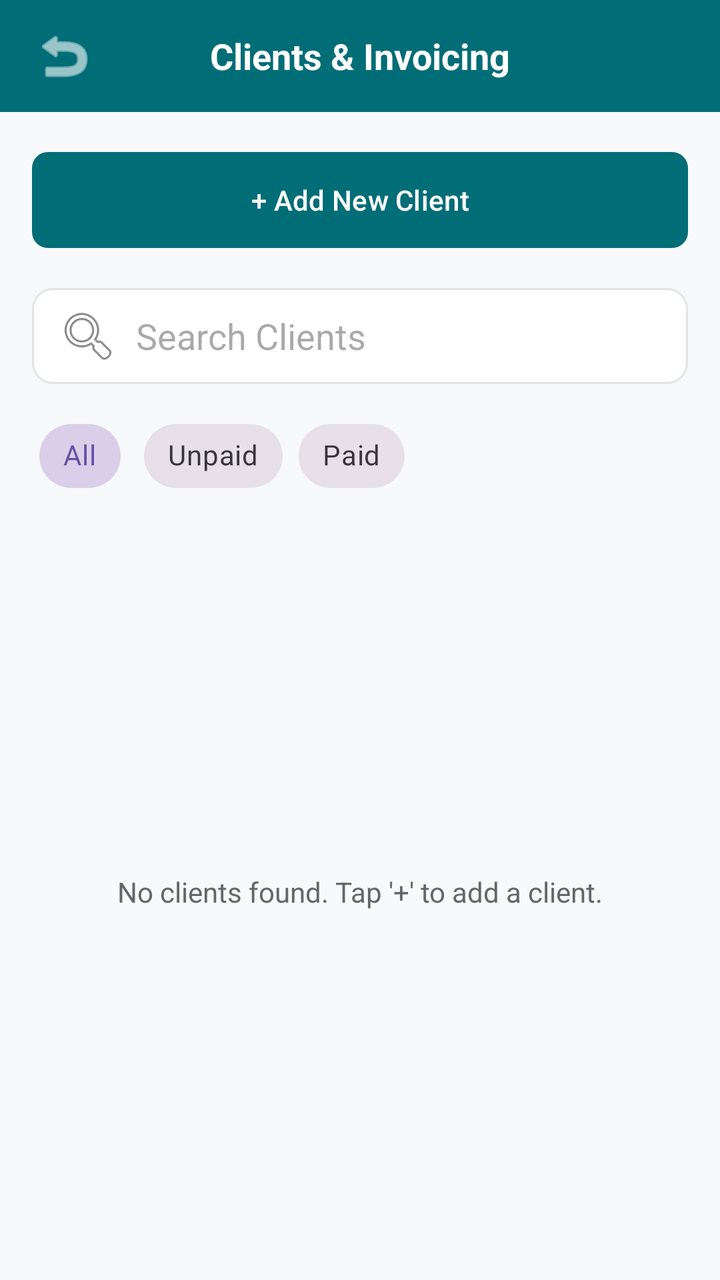
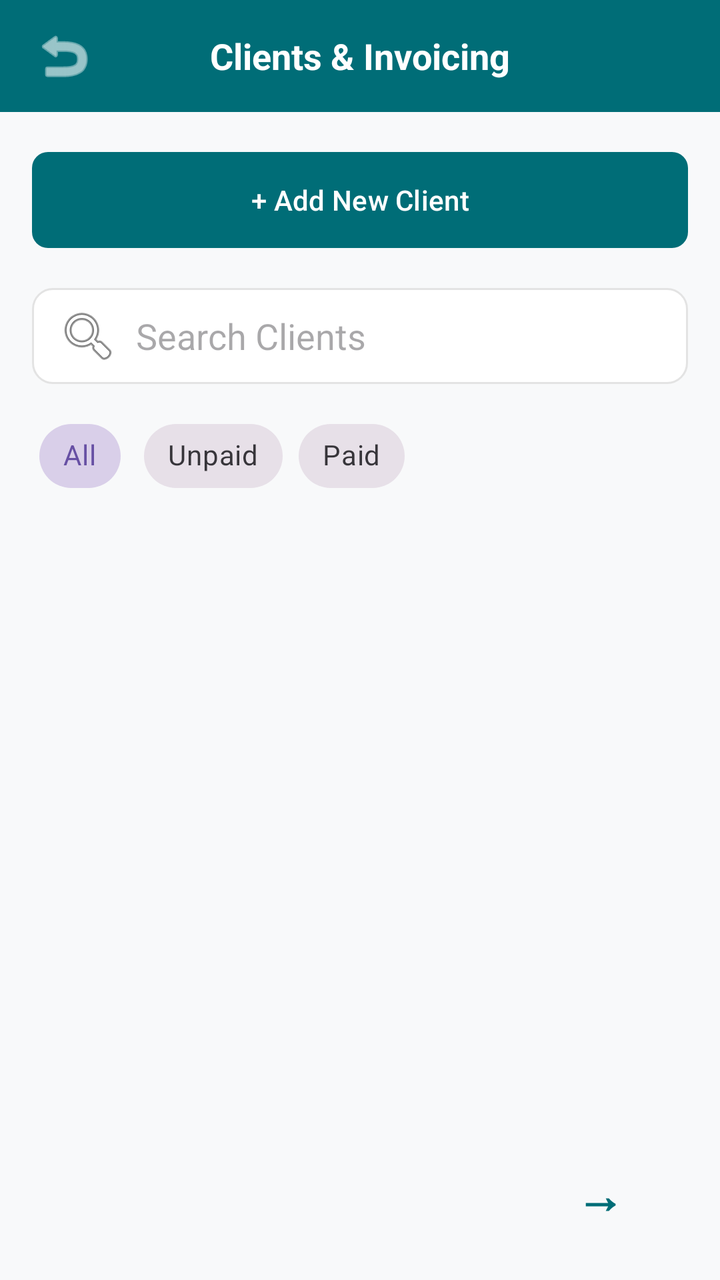

Before-and-after screenshots of an Android layout around one commit, followed by the original layout XML and the change that was made.
<!-- AndroidManifest.xml: application theme Theme.WorkspaceWizards -->
<!-- res/layout/activity_screen11.xml -->
<?xml version="1.0" encoding="utf-8"?>
<LinearLayout xmlns:android="http://schemas.android.com/apk/res/android"
    xmlns:app="http://schemas.android.com/apk/res-auto"
    android:layout_width="match_parent"
    android:layout_height="match_parent"
    android:background="@color/bg_light"
    android:orientation="vertical">

    
    <RelativeLayout
        android:id="@+id/header_bar"
        android:layout_width="match_parent"
        android:layout_height="56dp"
        android:background="@color/teal_primary"
        android:paddingHorizontal="16dp">

        <ImageButton
            android:id="@+id/btnBack"
            android:layout_width="32dp"
            android:layout_height="32dp"
            android:layout_alignParentStart="true"
            android:layout_centerVertical="true"
            android:background="?attr/selectableItemBackgroundBorderless"
            android:contentDescription="Back"
            android:src="@android:drawable/ic_menu_revert"
            app:tint="@android:color/white" />

        <TextView
            android:layout_width="wrap_content"
            android:layout_height="wrap_content"
            android:layout_centerInParent="true"
            android:text="Clients &amp; Invoicing"
            android:textColor="@android:color/white"
            android:textSize="18sp"
            android:textStyle="bold" />
    </RelativeLayout>

    <LinearLayout
        android:layout_width="match_parent"
        android:layout_height="match_parent"
        android:orientation="vertical"
        android:padding="16dp">

        <com.google.android.material.button.MaterialButton
            android:id="@+id/btnAddClient"
            android:layout_width="match_parent"
            android:layout_height="56dp"
            android:text="+ Add New Client"
            android:textAllCaps="false"
            android:textColor="@android:color/white"
            app:backgroundTint="@color/teal_primary"
            app:cornerRadius="8dp" />

        <EditText
            android:id="@+id/etSearchClients"
            android:layout_width="match_parent"
            android:layout_height="48dp"
            android:layout_marginTop="16dp"
            android:background="@drawable/input_box_bg"
            android:drawableStart="@android:drawable/ic_menu_search"
            android:drawablePadding="8dp"
            android:hint="Search Clients"
            android:inputType="text"
            android:paddingHorizontal="12dp" />

        <com.google.android.material.chip.ChipGroup
            android:id="@+id/cgFilters"
            android:layout_width="match_parent"
            android:layout_height="wrap_content"
            android:layout_marginTop="12dp"
            app:singleSelection="true">

            <com.google.android.material.chip.Chip
                android:id="@+id/chipAll"
                style="@style/Widget.MaterialComponents.Chip.Choice"
                android:layout_width="wrap_content"
                android:layout_height="wrap_content"
                android:text="All"
                android:checked="true" />

            <com.google.android.material.chip.Chip
                android:id="@+id/chipUnpaid"
                style="@style/Widget.MaterialComponents.Chip.Choice"
                android:layout_width="wrap_content"
                android:layout_height="wrap_content"
                android:text="Unpaid" />

            <com.google.android.material.chip.Chip
                android:id="@+id/chipPaid"
                style="@style/Widget.MaterialComponents.Chip.Choice"
                android:layout_width="wrap_content"
                android:layout_height="wrap_content"
                android:text="Paid" />
        </com.google.android.material.chip.ChipGroup>

        <FrameLayout
            android:layout_width="match_parent"
            android:layout_height="match_parent"
            android:layout_marginTop="16dp">

            <androidx.recyclerview.widget.RecyclerView
                android:id="@+id/rvClientsList"
                android:layout_width="match_parent"
                android:layout_height="match_parent" />

            <TextView
                android:id="@+id/tvEmptyClientsState"
                android:layout_width="match_parent"
                android:layout_height="match_parent"
                android:gravity="center"
                android:text="No clients found. Tap '+' to add a client."
                android:textColor="@color/text_secondary"
                android:textSize="14sp" />
        </FrameLayout>

        
        <com.google.android.material.button.MaterialButton
            android:id="@+id/btnNextPreview"
            style="@style/Widget.MaterialComponents.Button.TextButton"
            android:layout_width="wrap_content"
            android:layout_height="wrap_content"
            android:layout_gravity="end"
            android:layout_marginTop="32dp"
            android:text="→"
            android:textColor="@color/teal_primary"
            android:textSize="24sp"
            android:textStyle="bold" />

    </LinearLayout>

</LinearLayout>
<!-- resources referenced by this layout -->
<resources>
  <color name="bg_light">#F8F9FA</color>
  <color name="teal_primary">#006D77</color>
  <color name="text_secondary">#666666</color>
  <!-- drawable input_box_bg (drawable) -->
  <?xml version="1.0" encoding="utf-8"?>
  <shape xmlns:android="http://schemas.android.com/apk/res/android" android:shape="rectangle">
      <solid android:color="@android:color/white" />
      <corners android:radius="10dp" />
      <stroke android:width="1dp" android:color="@color/light_grey" />
  </shape>
  <style name="Theme.WorkspaceWizards" parent="Base.Theme.WorkspaceWizards" />
  <color name="light_grey">#E3E3E3</color>
  <style name="Base.Theme.WorkspaceWizards" parent="Theme.Material3.DayNight.NoActionBar">
          
          
      </style>
</resources>

<!-- the commit's change to res/layout/activity_screen11.xml (unified diff, before → after) -->
@@ -75,8 +75,8 @@
                 style="@style/Widget.MaterialComponents.Chip.Choice"
                 android:layout_width="wrap_content"
                 android:layout_height="wrap_content"
-                android:text="All"
-                android:checked="true" />
+                android:checked="true"
+                android:text="All" />
 
             <com.google.android.material.chip.Chip
                 android:id="@+id/chipUnpaid"
@@ -95,7 +95,8 @@
 
         <FrameLayout
             android:layout_width="match_parent"
-            android:layout_height="match_parent"
+            android:layout_height="0dp"
+            android:layout_weight="1"
             android:layout_marginTop="16dp">
 
             <androidx.recyclerview.widget.RecyclerView
@@ -103,14 +104,42 @@
                 android:layout_width="match_parent"
                 android:layout_height="match_parent" />
 
-            <TextView
-                android:id="@+id/tvEmptyClientsState"
+            
+            <LinearLayout
+                android:id="@+id/layoutEmptyState"
                 android:layout_width="match_parent"
                 android:layout_height="match_parent"
                 android:gravity="center"
-                android:text="No clients found. Tap '+' to add a client."
-                android:textColor="@color/text_secondary"
-                android:textSize="14sp" />
+                android:orientation="vertical"
+                android:padding="32dp"
+                android:visibility="gone">
+
+                <ImageView
+                    android:layout_width="64dp"
+                    android:layout_height="64dp"
+                    android:contentDescription="@null"
+                    android:src="@drawable/ic_business"
+                    app:tint="@color/grey_text" />
+
+                <TextView
+                    android:layout_width="wrap_content"
+                    android:layout_height="wrap_content"
+                    android:layout_marginTop="16dp"
+                    android:gravity="center"
+                    android:text="No clients found"
+                    android:textColor="@color/text_primary"
+                    android:textSize="16sp"
+                    android:textStyle="bold" />
+
+                <TextView
+                    android:layout_width="wrap_content"
+                    android:layout_height="wrap_content"
+                    android:layout_marginTop="4dp"
+                    android:gravity="center"
+                    android:text="Tap '+ Add New Client' to create one."
+                    android:textColor="@color/text_secondary"
+                    android:textSize="14sp" />
+            </LinearLayout>
         </FrameLayout>
 
         
@@ -120,7 +149,7 @@
             android:layout_width="wrap_content"
             android:layout_height="wrap_content"
             android:layout_gravity="end"
-            android:layout_marginTop="32dp"
+            android:layout_marginTop="16dp"
             android:text="→"
             android:textColor="@color/teal_primary"
             android:textSize="24sp"
<!-- resource entries referenced after the edit -->
@@ -1,8 +1,20 @@
 <!-- resources referenced by this layout -->
 <resources>
   <color name="bg_light">#F8F9FA</color>
+  <color name="grey_text">#999999</color>
   <color name="teal_primary">#006D77</color>
+  <color name="text_primary">#1A1A1A</color>
   <color name="text_secondary">#666666</color>
+  <!-- drawable ic_business (drawable) -->
+  <vector xmlns:android="http://schemas.android.com/apk/res/android"
+      android:width="24dp"
+      android:height="24dp"
+      android:viewportWidth="24"
+      android:viewportHeight="24">
+      <path
+          android:fillColor="#FF000000"
+          android:pathData="M12,7V3H2v18h20V7H12zM6,19H4v-2h2V19zM6,15H4v-2h2V15zM6,11H4V9h2V11zM6,7H4V5h2V7zM10,19H8v-2h2V19zM10,15H8v-2h2V15zM10,11H8V9h2V11zM10,7H8V5h2V7zM20,19h-8v-2h2v-2h-2v-2h2v-2h-2V9h8V19zM18,11h-2v2h2V11zM18,15h-2v2h2V15z" />
+  </vector>
   <!-- drawable input_box_bg (drawable) -->
   <?xml version="1.0" encoding="utf-8"?>
   <shape xmlns:android="http://schemas.android.com/apk/res/android" android:shape="rectangle">
